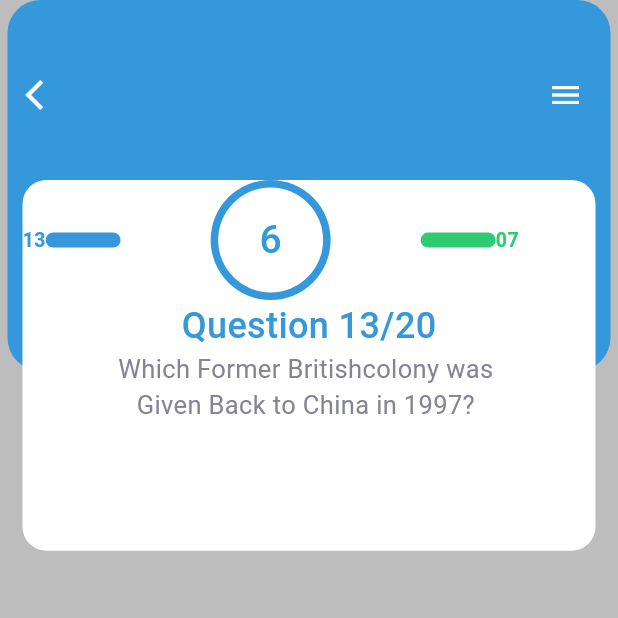
After one commit to mahmoudrabie97/quiz_APP, a Flutter app: the HomeQuizePage screen opened directly, after a tap on "view all", on a phone screen of 412 x 824 dp, the top half of it. The commit adds this screen. Run offline on Flutter 3.47's test engine with Material 3 defaults, Android fonts, the phone set to English and light mode, and no system bars; our stand-ins replace flutter_bloc, flutter_svg, shared_preferences; accounts and stored records are empty; project files that could hold a hidden picture were left out.

Commit message:
prepare quiz summary page

```diff
--- a/lib/pages/home_quize_page/home_quize_page.dart
+++ b/lib/pages/home_quize_page/home_quize_page.dart
@@ -5,7 +5,9 @@ import 'package:quizapp/pages/home_quize_page/widgets/customcontainermode.dart';
 import 'package:quizapp/pages/home_quize_page/widgets/custompointscontainer.dart';
 import 'package:quizapp/pages/home_quize_page/widgets/customsearch.dart';
 import 'package:quizapp/pages/home_quize_page/widgets/listviewitemmode.dart';
+import 'package:quizapp/pages/quiz_summary/quizsummaryview.dart';
 import 'package:quizapp/utilites/appcolors.dart';
+import 'package:quizapp/utilites/extentionhelper.dart';
 import 'package:quizapp/utilites/widgets/customtext.dart';
 
 class HomeQuizePage extends StatelessWidget {
@@ -70,7 +72,7 @@ class HomeQuizePage extends StatelessWidget {
           const SizedBox(
             height: 8,
           ),
-          const Padding(
+          Padding(
             padding: EdgeInsets.all(8.0),
             child: Row(
               mainAxisAlignment: MainAxisAlignment.spaceBetween,
@@ -80,7 +82,11 @@ class HomeQuizePage extends StatelessWidget {
                   fontSize: 20,
                   fontWeight: FontWeight.w900,
                 ),
-                CustomText(text: 'view all', color: Colors.grey),
+                GestureDetector(
+                    onTap: () {
+                      context.push(QuizSummary());
+                    },
+                    child: CustomText(text: 'view all', color: Colors.grey)),
               ],
             ),
           ),
--- /dev/null
+++ b/lib/pages/quiz_summary/quizsummaryview.dart
@@ -0,0 +1,33 @@
+import 'package:flutter/material.dart';
+
+import 'package:quizapp/pages/question/widgets/custom_question_body.dart';
+import 'package:quizapp/pages/quiz_summary/widgets/customer_quiz_summary_body.dart';
+import 'package:quizapp/utilites/appcolors.dart';
+
+class QuizSummary extends StatelessWidget {
+  const QuizSummary({Key? key}) : super(key: key);
+
+  @override
+  Widget build(BuildContext context) {
+    return const Scaffold(
+      backgroundColor: AppColor.lightGreyColor,
+      // appBar: AppBar(
+      //   backgroundColor: AppColor.primary,
+      //   leading: IconButton(
+      //     icon: Icon(
+      //       Icons.arrow_back_ios,
+      //       color: AppColor.whiteColor,
+      //     ),
+      //     onPressed: () {},
+      //   ),
+      //   actions: [
+      //     IconButton(
+      //       onPressed: () {},
+      //       icon: Icon(Icons.menu_outlined,color: AppColor.whiteColor,),
+      //     ),
+      //   ],
+      // ),
+      body: SafeArea(child: CustomerQuizSummaryBody()),
+    );
+  }
+}
--- /dev/null
+++ b/lib/pages/quiz_summary/widgets/custom_tabBar_item.dart
@@ -0,0 +1,10 @@
+import 'package:flutter/material.dart';
+
+class CustomTabBarItem extends StatelessWidget {
+  const CustomTabBarItem({super.key});
+
+  @override
+  Widget build(BuildContext context) {
+    return Container();
+  }
+}
--- /dev/null
+++ b/lib/pages/quiz_summary/widgets/customer_information_sumaary.dart
@@ -0,0 +1,40 @@
+import 'package:flutter/material.dart';
+
+import '../../../utilites/appcolors.dart';
+import '../../../utilites/styles.dart';
+import '../../solo_quize/widgets/custom_row_question_body.dart';
+
+class CustomerInformationSummary extends StatelessWidget {
+  const CustomerInformationSummary({
+    super.key,
+  });
+
+  @override
+  Widget build(BuildContext context) {
+    return Container(
+      decoration: const BoxDecoration(
+        color: AppColor.whiteColor,
+        borderRadius: BorderRadius.all(
+          Radius.circular(16),
+        ),
+      ),
+      child: Column(
+        children: [
+          const CustomRowQuestionBody(),
+          Text(
+            'Question 13/20',
+            style: Styles.style24.copyWith(color: AppColor.primary),
+          ),
+          const Text(
+            'Which Former Britishcolony was ',
+            style: Styles.style17,
+          ),
+          const Text(
+            'Given Back to China in 1997? ',
+            style: Styles.style17,
+          )
+        ],
+      ),
+    );
+  }
+}
--- /dev/null
+++ b/lib/pages/quiz_summary/widgets/customer_quiz_summary_body.dart
@@ -0,0 +1,42 @@
+import 'package:flutter/material.dart';
+import 'package:quizapp/pages/question/widgets/custom_write_container_qeustion.dart';
+import 'package:quizapp/pages/quiz_summary/widgets/custom_tabBar_item.dart';
+import 'package:quizapp/pages/quiz_summary/widgets/customer_information_sumaary.dart';
+import 'package:quizapp/pages/quiz_summary/widgets/customer_summary_quiz.dart';
+import 'package:quizapp/utilites/appcolors.dart';
+
+import '../../../utilites/widgets/custombutton.dart';
+
+class CustomerQuizSummaryBody extends StatelessWidget {
+  const CustomerQuizSummaryBody({Key? key}) : super(key: key);
+
+  @override
+  Widget build(BuildContext context) {
+    var height = MediaQuery.of(context).size.height;
+    return ListView(
+      children: [
+        Stack(
+          clipBehavior: Clip.none,
+          children: [
+            CustomerMainSummaryContainerQuiz(height: height),
+            //SizedBox(height: MediaQuery.of(context).size.height * .1,),
+            Positioned(
+              left: 15,
+              right: 15,
+              top: 120,
+              child: SizedBox(
+                height: MediaQuery.of(context).size.height * .3,
+                //jjjjjjjjjjjj
+                child: const CustomerInformationSummary(),
+              ),
+            ),
+          ],
+        ),
+        SizedBox(
+          height: 140,
+        ),
+        const CustomTabBarItem(),
+      ],
+    );
+  }
+}
--- /dev/null
+++ b/lib/pages/quiz_summary/widgets/customer_summary_quiz.dart
@@ -0,0 +1,34 @@
+import 'package:flutter/material.dart';
+import 'package:quizapp/pages/question/widgets/custom_row_question_appbar.dart';
+
+import '../../../utilites/appcolors.dart';
+
+class CustomerMainSummaryContainerQuiz extends StatelessWidget {
+  const CustomerMainSummaryContainerQuiz({
+    super.key,
+    required this.height,
+  });
+
+  final double height;
+
+  @override
+  Widget build(BuildContext context) {
+    return Padding(
+      padding: const EdgeInsets.only(left: 5, right: 5),
+      child: Container(
+        width: double.infinity,
+        height: height * .3,
+        decoration: const BoxDecoration(
+          color: AppColor.primary,
+          borderRadius: BorderRadius.all(
+            Radius.circular(22),
+          ),
+        ),
+        child: const Padding(
+          padding: EdgeInsets.only(bottom: 120),
+          child: CustomRowQuestionAppbar(),
+        ),
+      ),
+    );
+  }
+}
```
